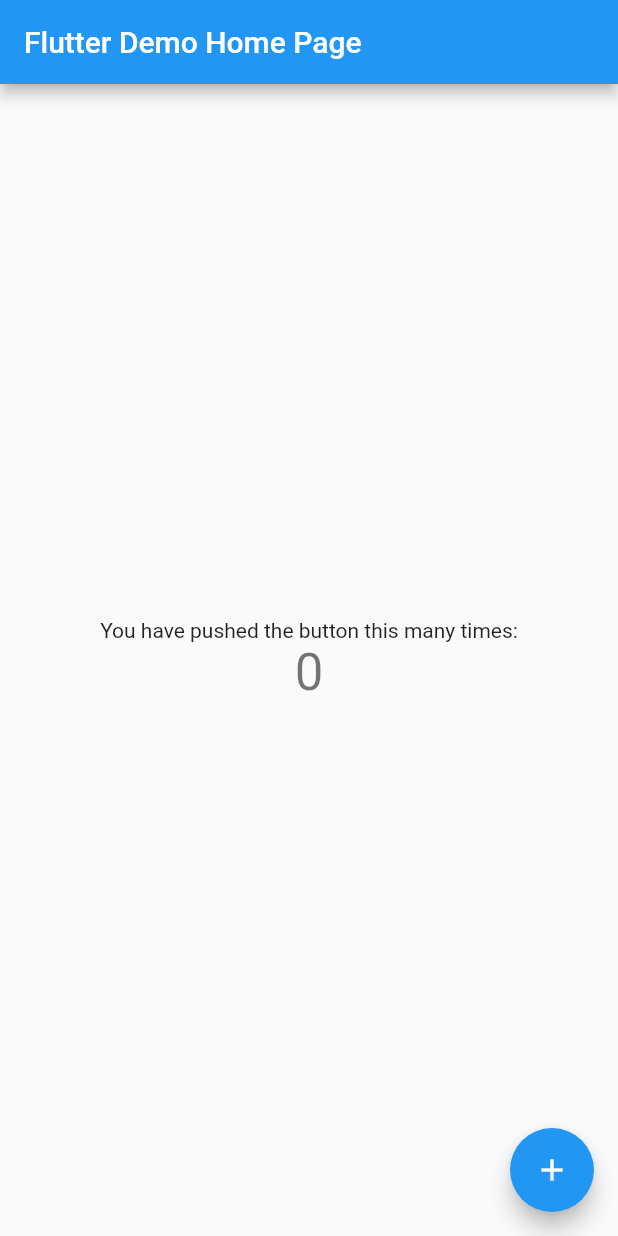
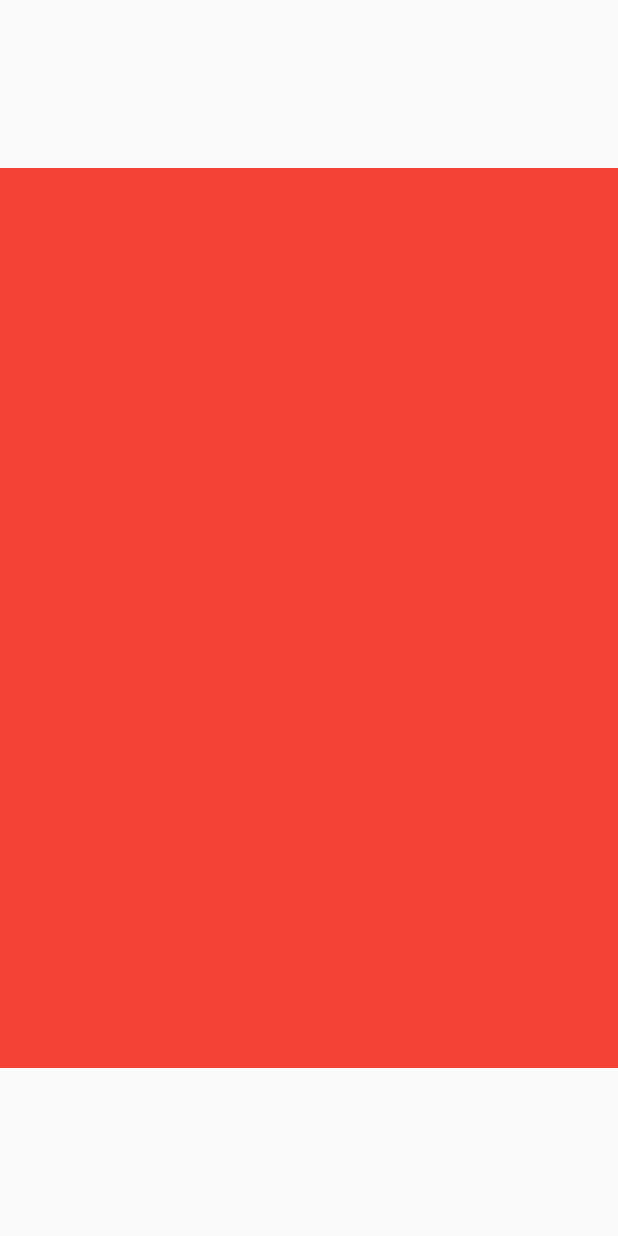
Before and after one commit to Alex221100/Game-2048, a Flutter app: the screen it shows after launch, on a phone screen of 412 x 824 dp. Run offline on Flutter 3.47's test engine with Material 2 defaults, Android fonts, the phone set to English and light mode, and no system bars.

```diff
--- a/lib/main.dart
+++ b/lib/main.dart
@@ -1,115 +1,117 @@
 import 'package:flutter/material.dart';
+import 'dart:math';
 
 void main() {
-  runApp(const MyApp());
+  runApp(MaterialApp(home: PositionedTiles()));
 }
 
-class MyApp extends StatelessWidget {
-  const MyApp({super.key});
-
-  // This widget is the root of your application.
+class PositionedTiles extends StatefulWidget {
   @override
-  Widget build(BuildContext context) {
-    return MaterialApp(
-      title: 'Flutter Demo',
-      theme: ThemeData(
-        // This is the theme of your application.
-        //
-        // Try running your application with "flutter run". You'll see the
-        // application has a blue toolbar. Then, without quitting the app, try
-        // changing the primarySwatch below to Colors.green and then invoke
-        // "hot reload" (press "r" in the console where you ran "flutter run",
-        // or simply save your changes to "hot reload" in a Flutter IDE).
-        // Notice that the counter didn't reset back to zero; the application
-        // is not restarted.
-        primarySwatch: Colors.blue,
-      ),
-      home: const MyHomePage(title: 'Flutter Demo Home Page'),
-    );
-  }
+  State<StatefulWidget> createState() => PositionedTilesState();
 }
 
-class MyHomePage extends StatefulWidget {
-  const MyHomePage({super.key, required this.title});
-
-  // This widget is the home page of your application. It is stateful, meaning
-  // that it has a State object (defined below) that contains fields that affect
-  // how it looks.
-
-  // This class is the configuration for the state. It holds the values (in this
-  // case the title) provided by the parent (in this case the App widget) and
-  // used by the build method of the State. Fields in a Widget subclass are
-  // always marked "final".
-
-  final String title;
+class PositionedTilesState extends State<PositionedTiles> {
+  late List<Widget> tiles;
 
   @override
-  State<MyHomePage> createState() => _MyHomePageState();
-}
-
-class _MyHomePageState extends State<MyHomePage> {
-  int _counter = 0;
-
-  void _incrementCounter() {
-    setState(() {
-      // This call to setState tells the Flutter framework that something has
-      // changed in this State, which causes it to rerun the build method below
-      // so that the display can reflect the updated values. If we changed
-      // _counter without calling setState(), then the build method would not be
-      // called again, and so nothing would appear to happen.
-      _counter++;
-    });
+  void initState() {
+    super.initState();
+    tiles = [
+      StatefulColorfulTile(key: UniqueKey()),
+      StatefulColorfulTile(key: UniqueKey()),
+      StatefulColorfulTile(key: UniqueKey()),
+      StatefulColorfulTile(key: UniqueKey())
+    ];
   }
 
   @override
   Widget build(BuildContext context) {
-    // This method is rerun every time setState is called, for instance as done
-    // by the _incrementCounter method above.
-    //
-    // The Flutter framework has been optimized to make rerunning build methods
-    // fast, so that you can just rebuild anything that needs updating rather
-    // than having to individually change instances of widgets.
     return Scaffold(
-      appBar: AppBar(
-        // Here we take the value from the MyHomePage object that was created by
-        // the App.build method, and use it to set our appbar title.
-        title: Text(widget.title),
-      ),
       body: Center(
-        // Center is a layout widget. It takes a single child and positions it
-        // in the middle of the parent.
-        child: Column(
-          // Column is also a layout widget. It takes a list of children and
-          // arranges them vertically. By default, it sizes itself to fit its
-          // children horizontally, and tries to be as tall as its parent.
-          //
-          // Invoke "debug painting" (press "p" in the console, choose the
-          // "Toggle Debug Paint" action from the Flutter Inspector in Android
-          // Studio, or the "Toggle Debug Paint" command in Visual Studio Code)
-          // to see the wireframe for each widget.
-          //
-          // Column has various properties to control how it sizes itself and
-          // how it positions its children. Here we use mainAxisAlignment to
-          // center the children vertically; the main axis here is the vertical
-          // axis because Columns are vertical (the cross axis would be
-          // horizontal).
-          mainAxisAlignment: MainAxisAlignment.center,
-          children: <Widget>[
-            const Text(
-              'You have pushed the button this many times:',
-            ),
-            Text(
-              '$_counter',
-              style: Theme.of(context).textTheme.headline4,
-            ),
-          ],
-        ),
-      ),
-      floatingActionButton: FloatingActionButton(
-        onPressed: _incrementCounter,
-        tooltip: 'Increment',
-        child: const Icon(Icons.add),
-      ), // This trailing comma makes auto-formatting nicer for build methods.
+        child:Container(
+        color:Colors.red,
+        padding: EdgeInsets.all(250.0),
+      child: GestureDetector(
+        onHorizontalDragEnd: (dragEndDetails) {
+          if (dragEndDetails.primaryVelocity !< 0) {
+            // Page forwards
+            print('Move right');
+            //_goForward();
+          } else if (dragEndDetails.primaryVelocity !> 0) {
+            // Page backwards
+            print('Move left');
+            //_goBack();
+          }
+        },
+        onVerticalDragEnd:(dragEndDetails) {
+          if (dragEndDetails.primaryVelocity !< 0) {
+            // Page forwards
+            print('Move bottom');
+            //_goForward();
+          } else if (dragEndDetails.primaryVelocity !> 0) {
+            // Page backwards
+            print('Move top');
+            //_goBack();
+          }
+        },
+        child: Row(children: tiles))
+      )
+      )
     );
   }
+
+  swapTiles() {
+    setState(() {
+      tiles.insert(1, tiles.removeAt(0));
+    });
+  }
 }
+
+class StatefulColorfulTile extends StatefulWidget {
+  StatefulColorfulTile({Key? key}) : super(key: key);
+
+  @override
+  ColorfulTileState createState() => ColorfulTileState();
+}
+
+class ColorfulTileState extends State<StatefulColorfulTile> {
+  late Color myColor;
+
+  @override
+  void initState() {
+    super.initState();
+    myColor = UniqueColorGenerator.getColor();
+  }
+
+  @override
+  Widget build(BuildContext context) {
+    return Container(
+        color: myColor,
+        child: Padding(
+          padding: EdgeInsets.all(50.0),
+        ));
+  }
+}
+
+class UniqueColorGenerator {
+  static List colorOptions = [
+    Colors.blue,
+    Colors.red,
+    Colors.green,
+    Colors.yellow,
+    Colors.purple,
+    Colors.orange,
+    Colors.indigo,
+    Colors.amber,
+    Colors.black,
+  ];
+  static Random random = new Random();
+  static Color getColor() {
+    if (colorOptions.length > 0) {
+      return colorOptions.removeAt(random.nextInt(colorOptions.length));
+    } else {
+      return Color.fromARGB(random.nextInt(256), random.nextInt(256),
+          random.nextInt(256), random.nextInt(256));
+    }
+  }
+}
```
